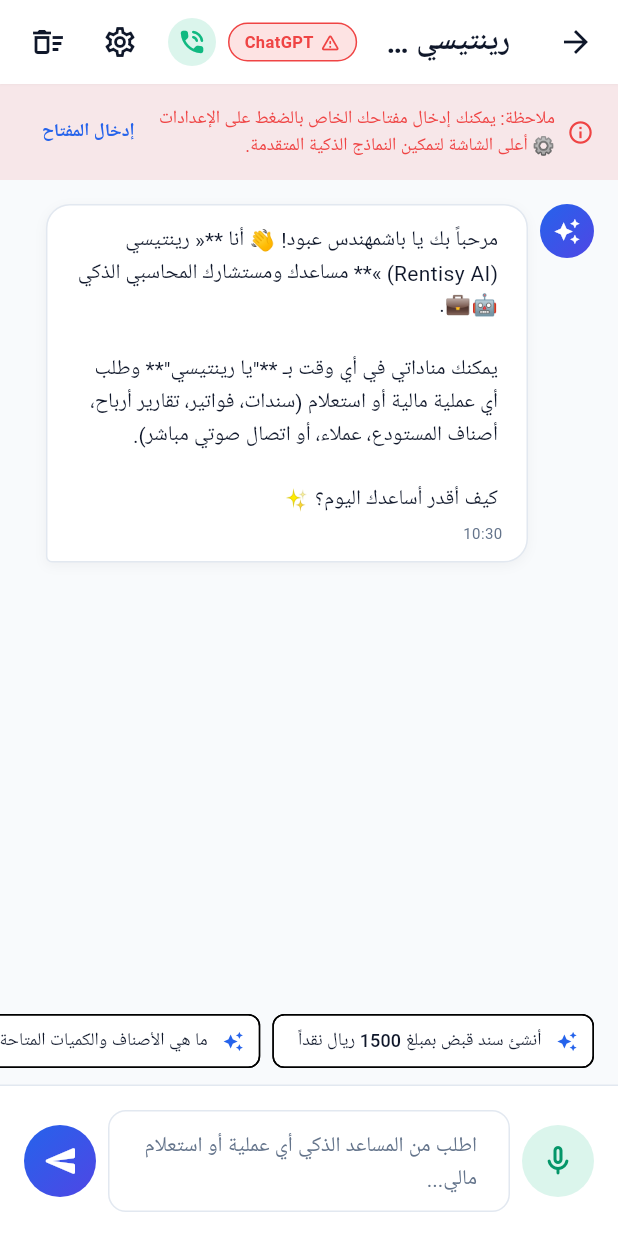
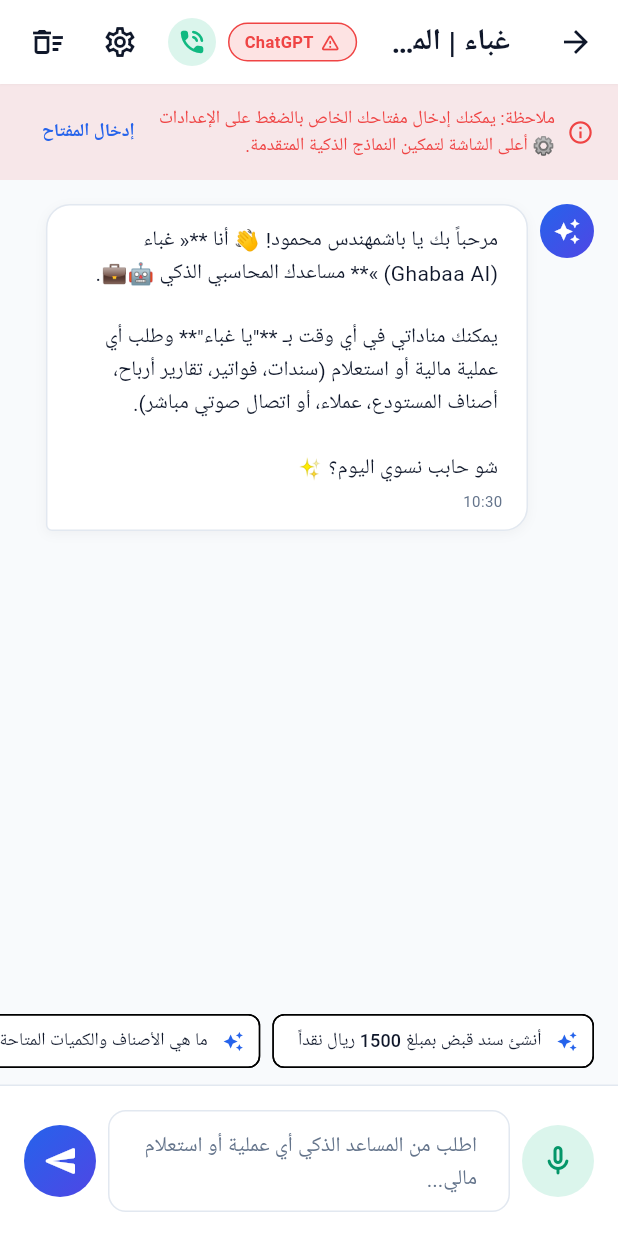
Before and after one commit to Eng-Ma/rentisy, a Flutter app: the AiAssistantScreen screen opened directly, on a phone screen of 412 x 824 dp. Run offline on Flutter 3.47's test engine with Material 3 defaults, Android fonts, the phone set to English and light mode, and no system bars; our stand-ins replace flutter_tts, google_fonts, shared_preferences, speech_to_text; accounts and stored records are empty; Roboto replaces fonts that are missing (Cairo).

Commit message:
feat(ai): update personalized assistant name to غباء and user to باشمهندس محمود

```diff
--- a/flutter_app/lib/features/ai_assistant/providers/ai_assistant_provider.dart
+++ b/flutter_app/lib/features/ai_assistant/providers/ai_assistant_provider.dart
@@ -59,7 +59,7 @@ class AiAssistantProvider extends ChangeNotifier {
         AiMessage(
           id: 'welcome',
           sender: MessageSender.assistant,
-          text: 'مرحباً بك يا باشمهندس عبود! 👋 أنا **« رينتيسي (Rentisy AI) »** مساعدك ومستشارك المحاسبي الذكي 🤖💼.\n\nيمكنك مناداتي في أي وقت بـ **"يا رينتيسي"** وطلب أي عملية مالية أو استعلام (سندات، فواتير، تقارير أرباح، أصناف المستودع، عملاء، أو اتصال صوتي مباشر).\n\nكيف أقدر أساعدك اليوم؟ ✨',
+          text: 'مرحباً بك يا باشمهندس محمود! 👋 أنا **« غباء (Ghabaa AI) »** مساعدك المحاسبي الذكي 🤖💼.\n\nيمكنك مناداتي في أي وقت بـ **"يا غباء"** وطلب أي عملية مالية أو استعلام (سندات، فواتير، تقارير أرباح، أصناف المستودع، عملاء، أو اتصال صوتي مباشر).\n\nشو حابب نسوي اليوم؟ ✨',
           timestamp: DateTime.now(),
         ),
       );
--- a/flutter_app/lib/features/ai_assistant/screens/ai_assistant_screen.dart
+++ b/flutter_app/lib/features/ai_assistant/screens/ai_assistant_screen.dart
@@ -128,7 +128,7 @@ class _AiAssistantScreenState extends State<AiAssistantScreen> {
 
     return Scaffold(
       appBar: CustomAppBar(
-        title: 'رينتيسي | المساعد المحاسبي الذكي',
+        title: 'غباء | المساعد المحاسبي الذكي',
         actions: [
           // Active Provider Badge & Settings
           InkWell(
--- a/flutter_app/lib/features/ai_assistant/services/ai_service.dart
+++ b/flutter_app/lib/features/ai_assistant/services/ai_service.dart
@@ -482,31 +482,31 @@ class AiService {
     // -------------------------------------------------------------
     final cleanP = p.replaceAll(RegExp(r'[^\u0621-\u064A\sa-zA-Z0-9]'), '').trim();
 
-    // Wake Word / Calling Assistant Name (بصمة رينتيسي الخاصة)
-    if (RegExp(r'^(يا رينتيسي|رينتيسي|يا رينتي|رينتي|يا سند|يا محاسب|يا عبود|rentisy|يا خوي)$').hasMatch(cleanP)) {
-      return _msg('هلا وغلا يا باشمهندس عبود! معك **رينتيسي**، عيوني لك ومستمع لكل أوامرك. شو حابب نسوي في الحسابات، السندات، أو المستودع اليوم؟ ✨', []);
+    // Wake Word / Calling Assistant Name ("غباء")
+    if (RegExp(r'^(يا غباء|غباء|يا غبي|غبي|يا ذكي|يا رينتيسي|يا محاسب)$').hasMatch(cleanP)) {
+      return _msg('هلا وغلا يا باشمهندس محمود! معك **غباء** عيوني لك ومستمع لكل أوامرك 😂. شو حابب نسوي في الحسابات، السندات، أو المستودع اليوم؟ ✨', []);
     }
 
     // Pure Greetings
     if (RegExp(r'^(مرحبا|مرحباً|هلا|اهلين|أهلين|أهلا|أهلاً|السلام عليكم|سلام عليكم|صباح الخير|مساء الخير|هاي|hello|hi)$').hasMatch(cleanP)) {
-      return _msg('أهلاً وسهلاً بك يا باشمهندس عبود! معك رينتيسي 👋 كيف أقدر أساعدك اليوم في إدارة حساباتك، سنداتك، أو مستودعاتك؟', []);
+      return _msg('أهلاً وسهلاً بك يا باشمهندس محمود! معك المساعد غباء 👋 كيف أقدر أساعدك اليوم في إدارة حساباتك، سنداتك، أو مستودعاتك؟', []);
     }
 
     // Status / How are you
     if (RegExp(r'^(كيفك|كيف حالك|شخبارك|شو اخبارك|شو أخبارك|شلونك|عساك بخير|كيف الامور|تمام|تمام الحمد لله)$').hasMatch(cleanP)) {
-      return _msg('الحمد لله بأفضل حال وجاهز لخدمتك يا غالي! ⚡ اطلب مني أي عملية مالية أو استعلام وأنا في الخدمة.', []);
+      return _msg('الحمد لله بأفضل حال وجاهز لخدمتك يا باشمهندس محمود! ⚡ اطلب مني أي عملية مالية أو استعلام وأنا في الخدمة.', []);
     }
 
     // Gratitude / Compliments
     if (RegExp(r'^(شكرا|شكراً|مشكور|تسلم|يسلمو|يعطيك العافية|الله يعطيك العافية|كفو|ممتاز|رائع|عاشت ايدك|تسلم ايدك|بارك الله فيك)$').hasMatch(cleanP)) {
-      return _msg('العفو ودائماً في خدمتك يا باشمهندس! ✨ هل تحب نعمل أي عملية أخرى؟', []);
+      return _msg('العفو ودائماً في خدمتك يا باشمهندس محمود! ✨ هل تحب نعمل أي عملية أخرى؟', []);
     }
 
     // Identity / Capabilities
     if (RegExp(r'^(مين انت|من أنت|شو بتعمل|ايش تسوي|شو وظيفتك|شو بتعرف تسوي|شو قدراتك|عرفني عليك|من انت|شو اسمك|ايش اسمك)$').hasMatch(cleanP) ||
         p == 'من أنت؟' || p == 'مين انت؟' || p == 'شو بتعرف تعمل؟' || p == 'شو اسمك؟') {
       return _msg('''
-أنا **« رينتيسي (Rentisy AI) »** — مساعدك ومستشارك المحاسبي الذكي المخصص لك يا باشمهندس عبود 🤖💼.
+أنا **« غباء (Ghabaa AI) »** — مساعدك ومستشارك المحاسبي المخصص لك يا باشمهندس محمود 🤖💼.
 
 أنا جاهز ومستمع لك بالصوت والكتابة لتنفيذ:
 • إنشاء وتعديل وحذف سندات القبض والصرف الفورية.
@@ -515,13 +515,13 @@ class AiService {
 • استعراض التقارير المالية، الأرباح اللحظية، رصيد الصندوق والديون.
 • تنفيذ استعلامات SQL والبحث الشامل في كل الجداول.
 
-تقدر تناديني في أي وقت بـ **"يا رينتيسي"** أو **"رينتي"** وسأنفذ كل أوامرك فوراً!
+تقدر تناديني في أي وقت بـ **"يا غباء"** أو **"غباء"** وسأنفذ كل أوامرك فوراً!
 ''', []);
     }
 
     // Casual acknowledgements (e.g. "أوك", "طيب", "تمام")
     if (RegExp(r'^(اوك|أوك|اوكي|أوكي|طيب|حلو|ماشي|تمام يا غالي|اوك شكرا)$').hasMatch(cleanP)) {
-      return _msg('تحت أمرك في أي وقت يا باشمهندس! جاهز لأي أمر محاسبي جديد. 👍', []);
+      return _msg('تحت أمرك في أي وقت يا باشمهندس محمود! جاهز لأي أمر محاسبي جديد. 👍', []);
     }
 
     // -------------------------------------------------------------
```
Also changed, not shown: 1 other file.
